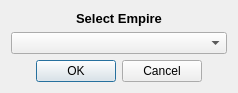
The window that dialogs/ChangeEmpireDialog.ui (Ramblurr/SupernovaAssistant) describes before a commit, drawn with Qt 5.
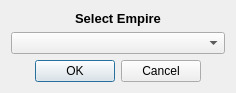
The same window after the commit.

```diff
--- a/dialogs/ChangeEmpireDialog.ui
+++ b/dialogs/ChangeEmpireDialog.ui
@@ -6,7 +6,7 @@
    <rect>
     <x>0</x>
     <y>0</y>
-    <width>238</width>
+    <width>236</width>
     <height>88</height>
    </rect>
   </property>
```
